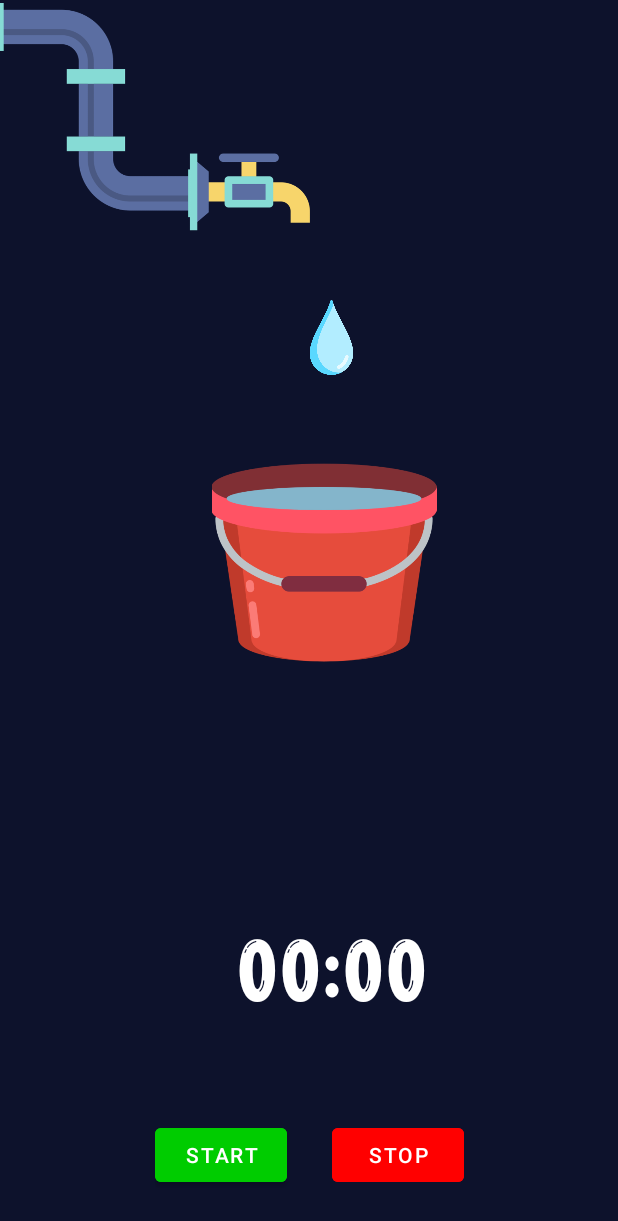
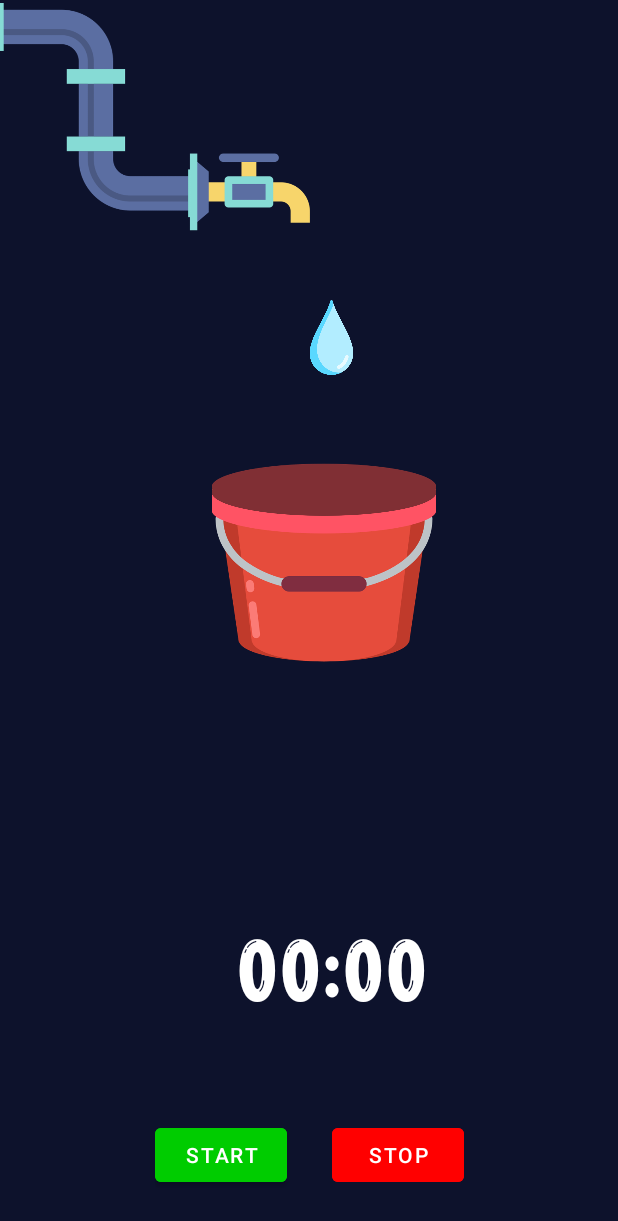
Before and after one commit to isabela-dominguez/AccelerometerAndGyroscope, an Android app: the MainActivity screen opened directly, with no data from a screen before it, on a phone screen of 412 x 824 dp. Shown: the top 1221 px of the screen. Run offline under Robolectric (Android 15) with nearby library versions, the light colour scheme and no system bars; libraries missing offline, so code that uses them is left out: org.tensorflow.lite; 2 statements that could not run were skipped.

Commit message:
dripping animation for drop and animation for network results

```diff
--- a/app/src/main/java/com/example/accelerometerandgyroscope/MainActivity.java
+++ b/app/src/main/java/com/example/accelerometerandgyroscope/MainActivity.java
@@ -47,7 +47,7 @@ public class MainActivity extends AppCompatActivity implements SensorEventListen
 
     //textviews and image
     TextView realTimePredictions;
-    ImageView drop;
+    ImageView drop, buckettop, bucketbottom;
 
     //******
     private SensorManager mSensorManager;
@@ -124,12 +124,14 @@ public class MainActivity extends AppCompatActivity implements SensorEventListen
         decimalFormat.setRoundingMode(RoundingMode.DOWN);
 
         //animation for drop
-        moveDownwards = new TranslateAnimation(0, 0, -100, 300);
+        moveDownwards = new TranslateAnimation(0, 0, -100, 400);
         moveDownwards.setDuration(1000);
         moveDownwards.setFillAfter(true);
         moveDownwards.setRepeatCount(-1);
 
         drop =  (ImageView) findViewById(R.id.drop);
+        bucketbottom = (ImageView) findViewById(R.id.bucketbottom);
+        buckettop = (ImageView) findViewById(R.id.buckettop);
 
 
 
@@ -148,7 +150,13 @@ public class MainActivity extends AppCompatActivity implements SensorEventListen
         buttonStart.setOnTouchListener(new View.OnTouchListener() {
             @Override
             public boolean onTouch(View view, MotionEvent motionEvent) {
+                //UI stuff
                 drop.startAnimation(moveDownwards);
+                bucketbottom.setImageResource(R.drawable.bottombucket);
+                buckettop.setImageResource(R.drawable.topbucket);
+
+
+                //buttons
                 buttonStart.setEnabled(false);
                 buttonStop.setEnabled(true);
                 Log.d(TAG, "Button started ");
--- a/app/src/main/res/layout/activity_main.xml
+++ b/app/src/main/res/layout/activity_main.xml
@@ -38,6 +38,36 @@
         />
 
     <ImageView
+        android:id="@+id/bucket"
+        android:src="@drawable/emptybucket"
+        android:alpha="1"
+        android:scaleType="fitCenter"
+        android:layout_width="wrap_content"
+        android:layout_height="150dp"
+        android:layout_marginTop="50dp"
+        android:layout_marginStart="20dp"
+        app:layout_constraintEnd_toEndOf="parent"
+        app:layout_constraintStart_toStartOf="parent"
+
+        app:layout_constraintTop_toBottomOf="@id/drop"
+        />
+
+    <ImageView
+        android:id="@+id/buckettop"
+
+        android:alpha="1"
+        android:scaleType="fitCenter"
+        android:layout_width="150dp"
+        android:layout_height="150dp"
+        android:layout_marginTop="0dp"
+        android:layout_marginStart="20dp"
+        app:layout_constraintEnd_toEndOf="parent"
+        app:layout_constraintStart_toStartOf="parent"
+
+        app:layout_constraintTop_toBottomOf="@id/drop"
+        />
+
+    <ImageView
         android:id="@+id/drop"
         android:src="@drawable/drop"
         android:alpha="1"
@@ -52,14 +82,16 @@
 
         />
 
+
+
     <ImageView
-        android:id="@+id/bucket"
-        android:src="@drawable/bucket"
+        android:id="@+id/bucketbottom"
+
         android:alpha="1"
         android:scaleType="fitCenter"
-        android:layout_width="wrap_content"
+        android:layout_width="150dp"
         android:layout_height="150dp"
-        android:layout_marginTop="50dp"
+        android:layout_marginTop="60dp"
         android:layout_marginStart="20dp"
         app:layout_constraintEnd_toEndOf="parent"
         app:layout_constraintStart_toStartOf="parent"
--- a/app/src/main/res/layout/activity_neural_network_results.xml
+++ b/app/src/main/res/layout/activity_neural_network_results.xml
@@ -39,7 +39,7 @@
         android:textAlignment="center"
         android:textColor="#FFFFFF"
         android:text="We are 99.9 % sure \nyou were doing\n pusups!"
-        android:textSize="40sp"
+        android:textSize="35sp"
         app:layout_constraintTop_toBottomOf="@id/greatWorkout"
         app:layout_constraintStart_toStartOf="parent"
         app:layout_constraintEnd_toEndOf="parent"
@@ -106,7 +106,7 @@
         android:layout_marginStart="8dp"
         android:fontFamily="@font/mlight"
         android:lineSpacingExtra="8dp"
-        android:text="Go to weekly achivements"
+        android:text="Go to achivements"
         android:textAlignment="center"
         android:textColor="#000"
         android:textSize="22sp"
```
Also changed, not shown: app/src/main/java/com/example/accelerometerandgyroscope/neuralNetworkResults.java (+19 -2 lines), app/src/main/res/drawable/bottombucket.png (added), app/src/main/res/drawable/emptybucket.png (added), app/src/main/res/drawable/topbucket.png (added).
